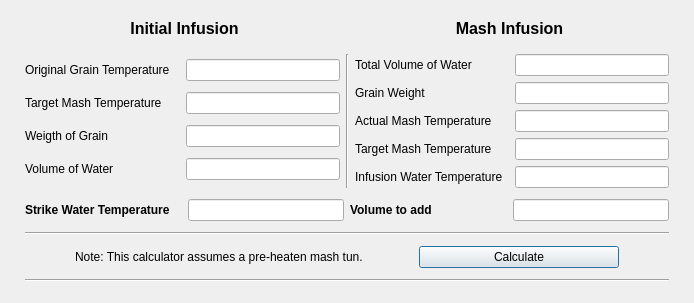
This is ui/strikeWaterDialog.ui in Brewtarget/brewtarget as Qt 5 draws it before an edit. The edited form follows.
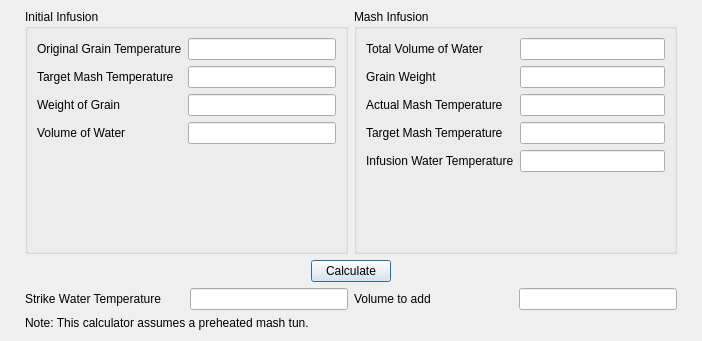
This is the edited form.

Commit message: Layout and typo corretion suggested by Phillip in merge request.

```diff
--- a/ui/strikeWaterDialog.ui
+++ b/ui/strikeWaterDialog.ui
@@ -6,8 +6,8 @@
    <rect>
     <x>0</x>
     <y>0</y>
-    <width>694</width>
-    <height>303</height>
+    <width>702</width>
+    <height>341</height>
    </rect>
   </property>
   <property name="windowTitle">
@@ -23,76 +23,25 @@
    <property name="rightMargin">
     <number>25</number>
    </property>
-   <item>
-    <layout class="QHBoxLayout" name="header">
-     <property name="topMargin">
-      <number>5</number>
-     </property>
-     <property name="bottomMargin">
-      <number>5</number>
-     </property>
-     <item>
-      <widget class="QLabel" name="initialInfusionLbl">
-       <property name="sizePolicy">
-        <sizepolicy hsizetype="Preferred" vsizetype="Fixed">
-         <horstretch>0</horstretch>
-         <verstretch>0</verstretch>
-        </sizepolicy>
-       </property>
-       <property name="font">
-        <font>
-         <pointsize>12</pointsize>
-         <weight>75</weight>
-         <bold>true</bold>
-        </font>
-       </property>
-       <property name="text">
-        <string>Initial Infusion</string>
-       </property>
-       <property name="alignment">
-        <set>Qt::AlignCenter</set>
-       </property>
-      </widget>
-     </item>
-     <item>
-      <widget class="QLabel" name="mashInfusionLbl">
-       <property name="sizePolicy">
-        <sizepolicy hsizetype="Preferred" vsizetype="Fixed">
-         <horstretch>0</horstretch>
-         <verstretch>0</verstretch>
-        </sizepolicy>
-       </property>
-       <property name="font">
-        <font>
-         <pointsize>12</pointsize>
-         <weight>75</weight>
-         <bold>true</bold>
-        </font>
-       </property>
-       <property name="text">
-        <string>Mash Infusion</string>
-       </property>
-       <property name="alignment">
-        <set>Qt::AlignCenter</set>
-       </property>
-      </widget>
-     </item>
-    </layout>
-   </item>
    <item>
     <layout class="QHBoxLayout" name="inputs">
      <item>
-      <layout class="QVBoxLayout" name="initialInfusion">
-       <item>
-        <layout class="QHBoxLayout" name="grainTemp">
-         <item>
+      <widget class="QGroupBox" name="initialInfusion">
+       <property name="title">
+        <string>Initial Infusion</string>
+       </property>
+       <layout class="QFormLayout" name="formLayout_2">
+        <property name="fieldGrowthPolicy">
+         <enum>QFormLayout::AllNonFixedFieldsGrow</enum>
+        </property>
+        <item row="0" column="0">
           <widget class="QLabel" name="grainTempLbl">
            <property name="text">
             <string>Original Grain Temperature</string>
            </property>
           </widget>
          </item>
-         <item>
+        <item row="0" column="1">
           <widget class="QLineEdit" name="grainTempVal">
            <property name="sizePolicy">
             <sizepolicy hsizetype="Preferred" vsizetype="Fixed">
@@ -102,18 +51,14 @@
            </property>
           </widget>
          </item>
-        </layout>
-       </item>
-       <item>
-        <layout class="QHBoxLayout" name="targetMash">
-         <item>
+        <item row="1" column="0">
           <widget class="QLabel" name="targetMashLbl">
            <property name="text">
             <string>Target Mash Temperature</string>
            </property>
           </widget>
          </item>
-         <item>
+        <item row="1" column="1">
           <widget class="QLineEdit" name="targetMashVal">
            <property name="sizePolicy">
             <sizepolicy hsizetype="Preferred" vsizetype="Fixed">
@@ -123,18 +68,14 @@
            </property>
           </widget>
          </item>
-        </layout>
-       </item>
-       <item>
-        <layout class="QHBoxLayout" name="grainWeightInit">
-         <item>
+        <item row="2" column="0">
           <widget class="QLabel" name="grainWeightInitLbl">
            <property name="text">
-            <string>Weigth of Grain</string>
+           <string>Weight of Grain</string>
            </property>
           </widget>
          </item>
-         <item>
+        <item row="2" column="1">
           <widget class="QLineEdit" name="grainWeightInitVal">
            <property name="sizePolicy">
             <sizepolicy hsizetype="Preferred" vsizetype="Fixed">
@@ -147,18 +88,14 @@
            </property>
           </widget>
          </item>
-        </layout>
-       </item>
-       <item>
-        <layout class="QHBoxLayout" name="waterVolume">
-         <item>
+        <item row="3" column="0">
           <widget class="QLabel" name="waterVolumeLbl">
            <property name="text">
             <string>Volume of Water</string>
            </property>
           </widget>
          </item>
-         <item>
+        <item row="3" column="1">
           <widget class="QLineEdit" name="waterVolumeVal">
            <property name="sizePolicy">
             <sizepolicy hsizetype="Preferred" vsizetype="Fixed">
@@ -169,28 +106,25 @@
           </widget>
          </item>
         </layout>
-       </item>
-      </layout>
-     </item>
-     <item>
-      <widget class="Line" name="infusionsVline">
-       <property name="orientation">
-        <enum>Qt::Vertical</enum>
-       </property>
       </widget>
      </item>
      <item>
-      <layout class="QVBoxLayout" name="mashInfusion">
-       <item>
-        <layout class="QHBoxLayout" name="mashVol">
-         <item>
+      <widget class="QGroupBox" name="mashInfusion">
+       <property name="title">
+        <string>Mash Infusion</string>
+       </property>
+       <layout class="QFormLayout" name="formLayout">
+        <property name="fieldGrowthPolicy">
+         <enum>QFormLayout::AllNonFixedFieldsGrow</enum>
+        </property>
+        <item row="0" column="0">
           <widget class="QLabel" name="mashVolLbl">
            <property name="text">
             <string>Total Volume of Water</string>
            </property>
           </widget>
          </item>
-         <item>
+        <item row="0" column="1">
           <widget class="QLineEdit" name="mashVolVal">
            <property name="sizePolicy">
             <sizepolicy hsizetype="Preferred" vsizetype="Fixed">
@@ -200,18 +134,14 @@
            </property>
           </widget>
          </item>
-        </layout>
-       </item>
-       <item>
-        <layout class="QHBoxLayout" name="grainWeight">
-         <item>
+        <item row="1" column="0">
           <widget class="QLabel" name="grainWeightLbl">
            <property name="text">
             <string>Grain Weight</string>
            </property>
           </widget>
          </item>
-         <item>
+        <item row="1" column="1">
           <widget class="QLineEdit" name="grainWeightVal">
            <property name="sizePolicy">
             <sizepolicy hsizetype="Preferred" vsizetype="Fixed">
@@ -221,18 +151,14 @@
            </property>
           </widget>
          </item>
-        </layout>
-       </item>
-       <item>
-        <layout class="QHBoxLayout" name="actualMash">
-         <item>
+        <item row="2" column="0">
           <widget class="QLabel" name="actualMashLbl">
            <property name="text">
             <string>Actual Mash Temperature</string>
            </property>
           </widget>
          </item>
-         <item>
+        <item row="2" column="1">
           <widget class="QLineEdit" name="actualMashVal">
            <property name="sizePolicy">
             <sizepolicy hsizetype="Preferred" vsizetype="Fixed">
@@ -242,18 +168,14 @@
            </property>
           </widget>
          </item>
-        </layout>
-       </item>
-       <item>
-        <layout class="QHBoxLayout" name="targetMashInf">
-         <item>
+        <item row="3" column="0">
           <widget class="QLabel" name="targetMashInfLbl">
            <property name="text">
             <string>Target Mash Temperature</string>
            </property>
           </widget>
          </item>
-         <item>
+        <item row="3" column="1">
           <widget class="QLineEdit" name="targetMashInfVal">
            <property name="sizePolicy">
             <sizepolicy hsizetype="Preferred" vsizetype="Fixed">
@@ -263,18 +185,14 @@
            </property>
           </widget>
          </item>
-        </layout>
-       </item>
-       <item>
-        <layout class="QHBoxLayout" name="infusionWater">
-         <item>
+        <item row="4" column="0">
           <widget class="QLabel" name="infusionWaterLbl">
            <property name="text">
             <string>Infusion Water Temperature</string>
            </property>
           </widget>
          </item>
-         <item>
+        <item row="4" column="1">
           <widget class="QLineEdit" name="infusionWaterVal">
            <property name="sizePolicy">
             <sizepolicy hsizetype="Preferred" vsizetype="Fixed">
@@ -285,8 +203,45 @@
           </widget>
          </item>
         </layout>
-       </item>
-      </layout>
+      </widget>
+     </item>
+    </layout>
+   </item>
+   <item>
+    <layout class="QHBoxLayout" name="horizontalLayout">
+     <property name="leftMargin">
+      <number>50</number>
+     </property>
+     <property name="rightMargin">
+      <number>50</number>
+     </property>
+     <item>
+      <widget class="QPushButton" name="pushButton_calculate">
+       <property name="sizePolicy">
+        <sizepolicy hsizetype="Fixed" vsizetype="Fixed">
+         <horstretch>0</horstretch>
+         <verstretch>0</verstretch>
+        </sizepolicy>
+       </property>
+       <property name="minimumSize">
+        <size>
+         <width>0</width>
+         <height>0</height>
+        </size>
+       </property>
+       <property name="toolTip">
+        <string>Calculate</string>
+       </property>
+       <property name="text">
+        <string>Calculate</string>
+       </property>
+       <property name="autoDefault">
+        <bool>false</bool>
+       </property>
+       <property name="default">
+        <bool>true</bool>
+       </property>
+      </widget>
      </item>
     </layout>
    </item>
@@ -304,8 +259,8 @@
          </property>
          <property name="font">
           <font>
-           <weight>75</weight>
-           <bold>true</bold>
+           <weight>50</weight>
+           <bold>false</bold>
           </font>
          </property>
          <property name="text">
@@ -340,8 +295,8 @@
          </property>
          <property name="font">
           <font>
-           <weight>75</weight>
-           <bold>true</bold>
+           <weight>50</weight>
+           <bold>false</bold>
           </font>
          </property>
          <property name="text">
@@ -367,21 +322,6 @@
     </layout>
    </item>
    <item>
-    <widget class="Line" name="unitsHline">
-     <property name="orientation">
-      <enum>Qt::Horizontal</enum>
-     </property>
-    </widget>
-   </item>
-   <item>
-    <layout class="QHBoxLayout" name="horizontalLayout">
-     <property name="leftMargin">
-      <number>50</number>
-     </property>
-     <property name="rightMargin">
-      <number>50</number>
-     </property>
-     <item>
       <widget class="QLabel" name="Notes">
        <property name="sizePolicy">
         <sizepolicy hsizetype="Expanding" vsizetype="Maximum">
@@ -390,44 +330,7 @@
         </sizepolicy>
        </property>
        <property name="text">
-        <string>Note: This calculator assumes a pre-heaten mash tun.</string>
-       </property>
-      </widget>
-     </item>
-     <item>
-      <widget class="QPushButton" name="pushButton_calculate">
-       <property name="sizePolicy">
-        <sizepolicy hsizetype="Fixed" vsizetype="Maximum">
-         <horstretch>1</horstretch>
-         <verstretch>0</verstretch>
-        </sizepolicy>
-       </property>
-       <property name="minimumSize">
-        <size>
-         <width>200</width>
-         <height>0</height>
-        </size>
-       </property>
-       <property name="toolTip">
-        <string>Calculate</string>
-       </property>
-       <property name="text">
-        <string>Calculate</string>
-       </property>
-       <property name="autoDefault">
-        <bool>false</bool>
-       </property>
-       <property name="default">
-        <bool>true</bool>
-       </property>
-      </widget>
-     </item>
-    </layout>
-   </item>
-   <item>
-    <widget class="Line" name="noteHline">
-     <property name="orientation">
-      <enum>Qt::Horizontal</enum>
+      <string>Note: This calculator assumes a preheated mash tun.</string>
      </property>
     </widget>
    </item>
```
Lines whose indentation alone changed are shown as unchanged.
